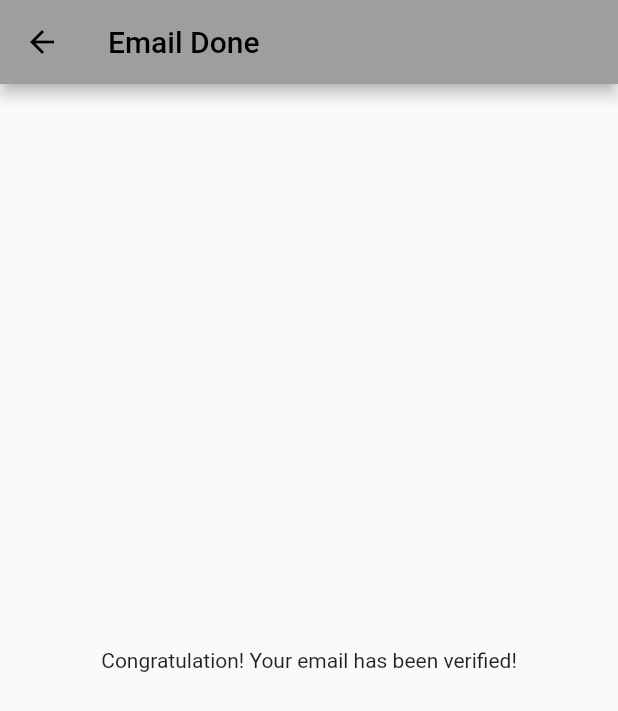
After one commit to MitchyMichael/flutterWeek6_DEPD, a Flutter app: the Emailverify screen opened directly, on a phone screen of 412 x 824 dp. The commit adds this screen. Shown: the top 711 px of the screen. Run offline on Flutter 3.47's test engine with Material 2 defaults, Android fonts, the phone set to English and light mode, and no system bars; our stand-ins replace email_validator, equatable, flutter_spinkit, fluttertoast, uni_links.

Commit message:
AFL 2 done

```diff
--- /dev/null
+++ b/flutter_application_1/lib/views/pages/emailverify.dart
@@ -0,0 +1,22 @@
+part of "pages.dart";
+
+class Emailverify extends StatefulWidget {
+  const Emailverify({Key? key}) : super(key: key);
+
+  @override
+  _EmailverifyState createState() => _EmailverifyState();
+}
+
+class _EmailverifyState extends State<Emailverify> {
+  @override
+  Widget build(BuildContext context) {
+    return Scaffold(
+      appBar: AppBar(
+        title: const Text("Email Done"),
+      ),
+      body: const Center(
+        child: Text ("Congratulation! Your email has been verified!"),
+      ),
+    );
+  }
+}
--- a/flutter_application_1/lib/views/pages/pages.dart
+++ b/flutter_application_1/lib/views/pages/pages.dart
@@ -10,3 +10,4 @@ import 'package:fluttertoast/fluttertoast.dart';
 
 part 'ongkirpage.dart';
 part 'emailsend.dart';
+part 'emailverify.dart';
```
Also changed, not shown: 1 other file.
